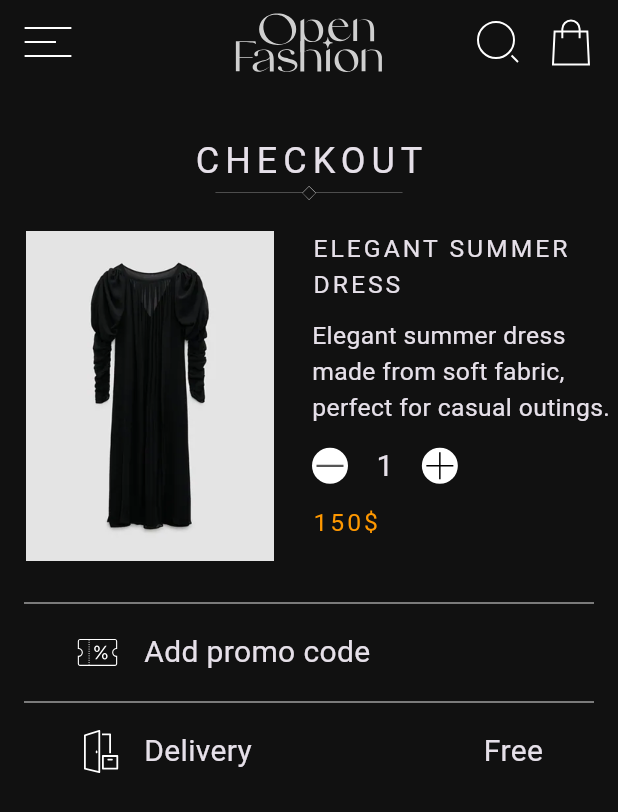
After one commit to Omar-Tmam/Open-Fashion, a Flutter app: the ProductDetailsMobileView screen opened directly with sample values from the repository, on a phone screen of 412 x 824 dp. The commit adds this screen. Shown: the top 812 px of the screen. Run offline on Flutter 3.47's test engine with Material 3 defaults, Android fonts, the phone set to English and light mode, and no system bars; our stand-ins replace flutter_svg, gap, go_router; Roboto replaces fonts that are missing (TenorSans).

Commit message:
finish delevry section

```diff
--- a/lib/Core/assets.dart
+++ b/lib/Core/assets.dart
@@ -142,6 +142,10 @@ class Assets {
   /// assets/imgs/Menu.svg
   static const String imgsMenu = "assets/imgs/Menu.svg";
 
+  /// Assets for imgsNeg
+  /// assets/imgs/neg.svg
+  static const String imgsNeg = "assets/imgs/neg.svg";
+
   /// Assets for imgsOctober
   /// assets/imgs/October.svg
   static const String imgsOctober = "assets/imgs/October.svg";
--- a/lib/Core/utils/app_router.dart
+++ b/lib/Core/utils/app_router.dart
@@ -1,4 +1,5 @@
 import 'package:go_router/go_router.dart';
+import 'package:open_fashion/Features/home_view/data/models/product_model.dart';
 import 'package:open_fashion/Features/home_view/presentation/views/home_view.dart';
 import 'package:open_fashion/Features/product_details/presentation/views/product_details.dart';
 import 'package:open_fashion/Features/splash/presentation/views/splash_view.dart';
@@ -12,7 +13,7 @@ abstract class AppRouter {
     routes: [
       GoRoute(path: kSplashView, builder: (context, state) => SplashView()),
       GoRoute(path: kHomeView, builder: (context, state) => HomeView()),
-      GoRoute(path: kProductDetailsView, builder: (context, state) => ProductDetails()),
+      GoRoute(path: kProductDetailsView, builder: (context, state) => ProductDetails(productModel: state.extra as ProductModel,)),
     ],
   );
 }
--- a/lib/Core/widgets/custom_app_bar.dart
+++ b/lib/Core/widgets/custom_app_bar.dart
@@ -15,6 +15,8 @@ class CustomAppBar extends StatelessWidget implements PreferredSizeWidget {
     final iconColor = isDark ? Colors.white : Colors.black;
 
     return AppBar(
+      leading: SizedBox.shrink(),
+      leadingWidth: 0,
       backgroundColor: isDark ? Color(0xFF111111) : Colors.white,
       elevation: 0,
       centerTitle: true,
--- a/lib/Features/home_view/data/models/product_model.dart
+++ b/lib/Features/home_view/data/models/product_model.dart
@@ -20,7 +20,7 @@ class ProductModel {
       image: Assets.imgsEarRing,
       price: '600\$',
       description: 'Luxury gold-plated earrings with a modern minimalist design.',
-      name: 'Golden Earrings',
+      name: 'Earrings',
     ),
     ProductModel(
       image: Assets.imgsBoots,
--- a/lib/Features/home_view/presentation/views/widgets/product_item.dart
+++ b/lib/Features/home_view/presentation/views/widgets/product_item.dart
@@ -1,7 +1,9 @@
 import 'package:flutter/material.dart';
 import 'package:flutter_svg/svg.dart';
 import 'package:gap/gap.dart';
+import 'package:go_router/go_router.dart';
 import 'package:open_fashion/Core/assets.dart';
+import 'package:open_fashion/Core/utils/app_router.dart';
 import 'package:open_fashion/Core/utils/app_styles.dart';
 import 'package:open_fashion/Features/home_view/data/models/product_model.dart';
 
@@ -16,7 +18,12 @@ class ProductItem extends StatelessWidget {
       children: [
         Stack(
           children: [
-            GestureDetector(child: Image.asset(productModel.image)),
+            GestureDetector(
+              onTap: () {
+                context.push(AppRouter.kProductDetailsView, extra: productModel);
+              },
+              child: Image.asset(productModel.image),
+            ),
             Positioned(
               right: 10,
               bottom: 10,
--- a/lib/Features/product_details/presentation/views/product_details.dart
+++ b/lib/Features/product_details/presentation/views/product_details.dart
@@ -1,12 +1,17 @@
 import 'package:flutter/material.dart';
 import 'package:open_fashion/Core/utils/custom_adaptive_layout.dart';
+import 'package:open_fashion/Features/home_view/data/models/product_model.dart';
 import 'package:open_fashion/Features/product_details/presentation/views/product_details_mobile_view.dart';
 
 class ProductDetails extends StatelessWidget {
-  const ProductDetails({super.key});
+  const ProductDetails({super.key, required this.productModel});
+  final ProductModel productModel;
 
   @override
   Widget build(BuildContext context) {
-    return CustomAdaptiveLayout(mobileLayout: (context) => ProductDetailsMobileView(),tabletLayout:(context) => SizedBox(),);
+    return CustomAdaptiveLayout(
+      mobileLayout: (context) => ProductDetailsMobileView(productModel: productModel,),
+      tabletLayout: (context) => SizedBox(),
+    );
   }
 }
--- a/lib/Features/product_details/presentation/views/product_details_mobile_view.dart
+++ b/lib/Features/product_details/presentation/views/product_details_mobile_view.dart
@@ -1,13 +1,14 @@
 import 'package:flutter/material.dart';
 import 'package:open_fashion/Core/widgets/custom_app_bar.dart';
+import 'package:open_fashion/Features/home_view/data/models/product_model.dart';
+import 'package:open_fashion/Features/product_details/presentation/views/widgets/product_details_view_body.dart';
 
 class ProductDetailsMobileView extends StatelessWidget {
-  const ProductDetailsMobileView({super.key});
+  const ProductDetailsMobileView({super.key, required this.productModel});
+  final ProductModel productModel;
 
   @override
   Widget build(BuildContext context) {
-    return Scaffold(
-      appBar: CustomAppBar(),
-    );
+    return Scaffold(appBar: CustomAppBar(), body: ProductDetailsViewBody(productModel: productModel,));
   }
 }
--- /dev/null
+++ b/lib/Features/product_details/presentation/views/widgets/cart_widget.dart
@@ -0,0 +1,63 @@
+import 'package:flutter/material.dart';
+import 'package:flutter_svg/svg.dart';
+import 'package:gap/gap.dart';
+import 'package:open_fashion/Core/assets.dart';
+import 'package:open_fashion/Core/utils/app_styles.dart';
+import 'package:open_fashion/Features/home_view/data/models/product_model.dart';
+
+class CartWidget extends StatelessWidget {
+  const CartWidget({super.key, required this.productModel});
+  final ProductModel productModel;
+
+  @override
+  Widget build(BuildContext context) {
+    return Row(
+      crossAxisAlignment: CrossAxisAlignment.start,
+      children: [
+        Image.asset(productModel.image, width: 200, height: 220),
+        Gap(8),
+        Expanded(
+          child: Column(
+            crossAxisAlignment: CrossAxisAlignment.start,
+            children: [
+              Text(
+                productModel.name.toUpperCase(),
+                style: AppStyles.subTitle16(context),
+                overflow: TextOverflow.ellipsis,
+                maxLines: 2,
+              ),
+              Gap(10),
+              Text(
+                productModel.description,
+                style: AppStyles.bodyLarge(context),
+                overflow: TextOverflow.ellipsis,
+                maxLines: 3,
+              ),
+              Gap(12),
+              Row(
+                children: [
+                  Container(
+                    decoration: BoxDecoration(shape: BoxShape.circle, color: Colors.white),
+                    child: SvgPicture.asset(Assets.imgsNeg, width: 24, height: 26),
+                  ),
+                  Gap(18),
+                  Text('1', style: AppStyles.subTitle16(context).copyWith(fontSize: 20)),
+                  Gap(18),
+                  Container(
+                    decoration: BoxDecoration(shape: BoxShape.circle, color: Colors.white),
+                    child: SvgPicture.asset(Assets.imgsPlus, width: 24, height: 26),
+                  ),
+                ],
+              ),
+              Gap(12),
+              Text(
+                productModel.price,
+                style: AppStyles.subTitle16(context).copyWith(color: Colors.orange),
+              ),
+            ],
+          ),
+        ),
+      ],
+    );
+  }
+}
--- /dev/null
+++ b/lib/Features/product_details/presentation/views/widgets/delivery_raw_item.dart
@@ -0,0 +1,42 @@
+import 'package:flutter/material.dart';
+import 'package:flutter_svg/svg.dart';
+import 'package:gap/gap.dart';
+import 'package:open_fashion/Core/utils/app_styles.dart';
+
+class DeliveryRowItem extends StatelessWidget {
+  const DeliveryRowItem({
+    super.key,
+    required this.iconPath,
+    required this.title,
+    this.trailingText,
+  });
+
+  final String iconPath;
+  final String title;
+  final String? trailingText;
+
+  @override
+  Widget build(BuildContext context) {
+    return Column(
+      children: [
+        const Divider(indent: 16, endIndent: 16, thickness: 1, color: Colors.grey),
+        Padding(
+          padding: const EdgeInsets.symmetric(horizontal: 30, vertical: 10),
+          child: Row(
+            children: [
+              const Gap(20),
+              SvgPicture.asset(iconPath, color: Colors.white, height: 30, width: 30),
+              const Gap(16),
+              Expanded(
+                child: Text(title, style: AppStyles.bodyLarge(context).copyWith(fontSize: 20)),
+              ),
+              if (trailingText != null)
+                Text(trailingText!, style: AppStyles.bodyLarge(context).copyWith(fontSize: 20)),
+              const SizedBox(width: 20),
+            ],
+          ),
+        ),
+      ],
+    );
+  }
+}
--- /dev/null
+++ b/lib/Features/product_details/presentation/views/widgets/delivery_section.dart
@@ -0,0 +1,21 @@
+import 'package:flutter/material.dart';
+import 'package:open_fashion/Core/assets.dart';
+import 'package:open_fashion/Features/product_details/presentation/views/widgets/delivery_raw_item.dart';
+
+class DeliverySection extends StatelessWidget {
+  const DeliverySection({super.key});
+
+  @override
+  Widget build(BuildContext context) {
+    return Column(
+      children: const [
+        DeliveryRowItem(iconPath: Assets.imgsVoucher, title: 'Add promo code'),
+        DeliveryRowItem(
+          iconPath: Assets.imgsDoortoDoorDelivery,
+          title: 'Delivery',
+          trailingText: 'Free',
+        ),
+      ],
+    );
+  }
+}
--- /dev/null
+++ b/lib/Features/product_details/presentation/views/widgets/product_details_view_body.dart
@@ -0,0 +1,33 @@
+import 'package:flutter/material.dart';
+import 'package:flutter_svg/svg.dart';
+import 'package:gap/gap.dart';
+import 'package:open_fashion/Core/assets.dart';
+import 'package:open_fashion/Core/utils/app_styles.dart';
+import 'package:open_fashion/Features/home_view/data/models/product_model.dart';
+import 'package:open_fashion/Features/product_details/presentation/views/widgets/cart_widget.dart';
+import 'package:open_fashion/Features/product_details/presentation/views/widgets/delivery_section.dart';
+
+class ProductDetailsViewBody extends StatelessWidget {
+  const ProductDetailsViewBody({super.key, required this.productModel});
+  final ProductModel productModel;
+
+  @override
+  Widget build(BuildContext context) {
+    return Center(
+      child: Column(
+        children: [
+          Gap(34),
+          Text('Checkout'.toUpperCase(), style: AppStyles.title18(context).copyWith(fontSize: 24)),
+          SvgPicture.asset(
+            Assets.imgs12,
+            colorFilter: ColorFilter.mode(Theme.of(context).iconTheme.color!, BlendMode.srcIn),
+          ),
+          Gap(20),
+          CartWidget(productModel: productModel),
+          Gap(20),
+          DeliverySection(),
+        ],
+      ),
+    );
+  }
+}
```
Also changed, not shown: assets/imgs/neg.svg.
